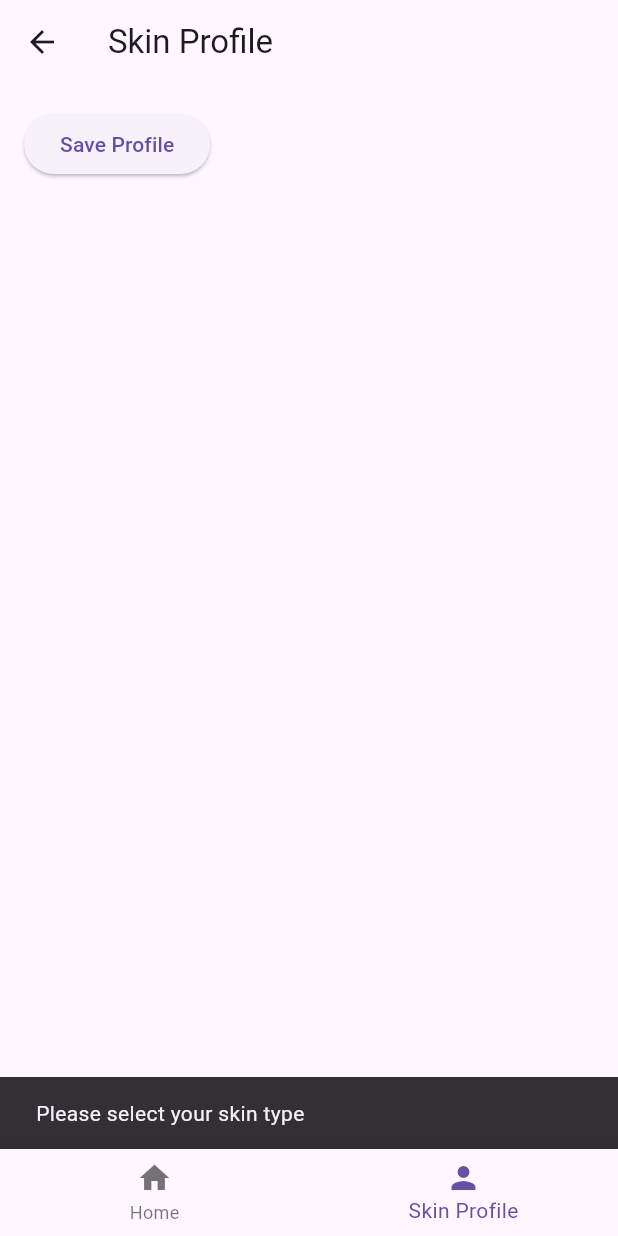
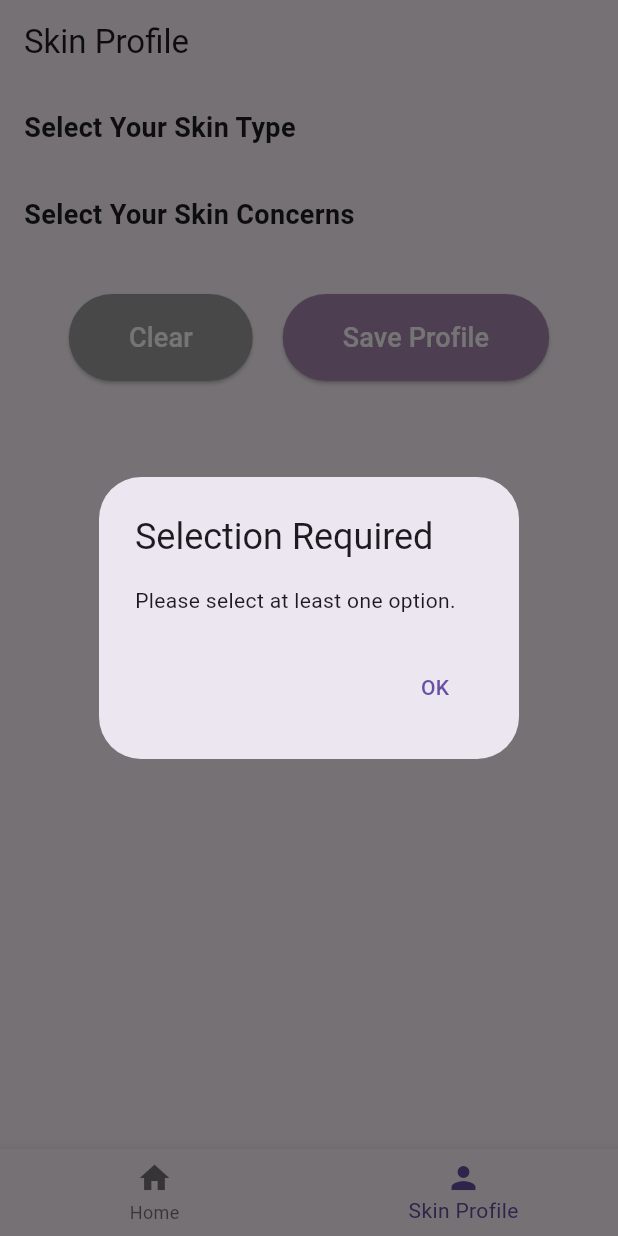
Before and after one commit to Theinmoliie/Flutter, a Flutter app: the MainScreen screen opened by its route, item 2 of the bottom bar chosen, after a tap on "Save Profile", on a phone screen of 412 x 824 dp. Run offline on Flutter 3.47's test engine with Material 3 defaults, Android fonts, the phone set to English and light mode, and no system bars; our stand-ins replace camera, image_cropper, image_picker, permission_handler, supabase_flutter; missing offline and left inert: google_mlkit_text_recognition, string_similarity; accounts and stored records are empty.

Commit message:
skin profile navigation is fixed

```diff
--- a/lib/compatibility_tab.dart
+++ b/lib/compatibility_tab.dart
@@ -510,8 +510,18 @@ List<Map<String, dynamic>> _getWarnings(Map<String, dynamic> ingredient) {
         ),
         const SizedBox(height: 20),
         ElevatedButton(
-          onPressed: onProfileRequested,
-          style: ElevatedButton.styleFrom(
+           onPressed: () {
+          if (onProfileRequested != null) {
+            onProfileRequested!();
+            // Add this to ensure the profile screen is shown immediately
+            Navigator.of(context, rootNavigator: true).pop();
+          } else {
+            ScaffoldMessenger.of(context).showSnackBar(
+              const SnackBar(content: Text('Navigation not available')),
+            );
+          }
+        },
+            style: ElevatedButton.styleFrom(
             backgroundColor: const Color.fromARGB(255, 170, 136, 176),
             padding: const EdgeInsets.symmetric(horizontal: 24, vertical: 12),
           ),
--- a/lib/home.dart
+++ b/lib/home.dart
@@ -82,7 +82,7 @@ class _HomeScreenState extends State<HomeScreen> {
     File? croppedImage = await Navigator.push(
       context,
       MaterialPageRoute(
-        builder: (context) => StagingScreen(imageFile: selectedImage),
+        builder: (context) => StagingScreen(imageFile: selectedImage,  onProfileRequested: widget.onSwitchToProfile,),
       ),
     );
 
--- a/lib/main_screen.dart
+++ b/lib/main_screen.dart
@@ -10,22 +10,29 @@ class MainScreen extends StatefulWidget {
 class MainScreenState extends State<MainScreen> {
   int _selectedIndex = 0;
 
+ // This handles both saving profile and switching tabs
   void _onProfileSaved(Map<String, dynamic> profile) {
     print("Profile saved: $profile");
+    _onItemTapped(0); // Switch back to Home tab after saving
   }
+
 
   List<Widget> get _screens => [
         HomeScreen(
           onSwitchToProfile: () => _onItemTapped(1), // Pass callback to switch tabs
         ),
-        SkinProfileScreen(onProfileSaved: _onProfileSaved),
+        SkinProfileScreen(
+          onProfileSaved: _onProfileSaved,
+        ),
       ];
 
   void _onItemTapped(int index) {
+  if (_selectedIndex != index) {  // Only update if tab actually changed
     setState(() {
       _selectedIndex = index;
     });
   }
+}
 
   @override
   Widget build(BuildContext context) {
--- a/lib/safety_result.dart
+++ b/lib/safety_result.dart
@@ -212,7 +212,10 @@ class SafetyResultScreenState extends State<SafetyResultScreen> {
       isLoadingCompatibility: isLoadingCompatibility,
       compatibilityScore: _compatibilityScore,
       recommendationStatus: _recommendationStatus,
-      onProfileRequested: widget.onProfileRequested,
+      onProfileRequested: () {
+        // This will trigger the callback chain back to MainScreen
+        widget.onProfileRequested();
+      },
       skinTypeMap: skinTypeMap,
       concernMap: concernMap,
     );
--- a/lib/skin_profile.dart
+++ b/lib/skin_profile.dart
@@ -8,7 +8,10 @@ final supabase = Supabase.instance.client;
 class SkinProfileScreen extends StatefulWidget {
   final Function(Map<String, dynamic>)? onProfileSaved;
 
-  const SkinProfileScreen({Key? key, this.onProfileSaved}) : super(key: key);
+  const SkinProfileScreen({
+    Key? key,
+    required this.onProfileSaved,
+  }) : super(key: key);
 
   @override
   _SkinProfileScreenState createState() => _SkinProfileScreenState();
@@ -27,6 +30,17 @@ class _SkinProfileScreenState extends State<SkinProfileScreen> {
     super.initState();
     _fetchSkinTypes();
     _fetchSkinConcerns();
+    _loadSavedProfile();
+  }
+
+  Future<void> _loadSavedProfile() async {
+    final profileProvider = Provider.of<SkinProfileProvider>(context, listen: false);
+    if (profileProvider.userSkinTypeId != null) {
+      setState(() {
+        _selectedSkinTypeId = profileProvider.userSkinTypeId;
+        _selectedConcernIds.addAll(profileProvider.userConcernIds);
+      });
+    }
   }
 
   Future<void> _fetchSkinTypes() async {
@@ -41,7 +55,7 @@ class _SkinProfileScreenState extends State<SkinProfileScreen> {
         _isLoadingSkinTypes = false;
       });
     } catch (e) {
-      _isLoadingSkinTypes = false;
+      setState(() => _isLoadingSkinTypes = false);
     }
   }
 
@@ -57,38 +71,59 @@ class _SkinProfileScreenState extends State<SkinProfileScreen> {
         _isLoadingConcerns = false;
       });
     } catch (e) {
-      _isLoadingConcerns = false;
+      setState(() => _isLoadingConcerns = false);
     }
   }
 
+  void _clearSelections() {
+      setState(() {
+        _selectedSkinTypeId = null;
+        _selectedConcernIds.clear();
+      });
+    }
+
   void _saveProfile() {
-    if (_selectedSkinTypeId == null) {
-      ScaffoldMessenger.of(context).showSnackBar(
-        const SnackBar(content: Text('Please select your skin type')),
+    if (_selectedSkinTypeId == null || _selectedConcernIds.isEmpty) {
+      showDialog(
+        context: context,
+        builder: (context) => AlertDialog(
+          title: const Text('Selection Required'),
+          content: const Text('Please select at least one option.'),
+          actions: [
+            TextButton(
+              onPressed: () => Navigator.pop(context),
+              child: const Text('OK'),
+            ),
+          ],
+        ),
       );
       return;
     }
 
-    String selectedSkinType = _skinTypes.firstWhere(
-        (type) => type['skin_type_id'] == _selectedSkinTypeId)['skin_type'];
+    final selectedSkinType = _skinTypes.firstWhere(
+      (type) => type['skin_type_id'] == _selectedSkinTypeId,
+    )['skin_type'];
 
-    List<String> selectedConcerns = _skinConcerns
+    final selectedConcerns = _skinConcerns
         .where((concern) => _selectedConcernIds.contains(concern['concern_id']))
         .map((concern) => concern['concern'] as String)
         .toList();
 
-    // Pass skin_type_id and concern_ids to provider
-    Provider.of<SkinProfileProvider>(context, listen: false)
-        .updateSkinProfile(selectedSkinType, _selectedSkinTypeId!, selectedConcerns, _selectedConcernIds.toList());
+    // Update provider with both names and IDs
+    Provider.of<SkinProfileProvider>(context, listen: false).updateSkinProfile(
+      selectedSkinType,
+      _selectedSkinTypeId!,
+      selectedConcerns,
+      _selectedConcernIds.toList(),
+    );
 
-    if (widget.onProfileSaved != null) {
-      widget.onProfileSaved!({
+    // Notify parent about saved profile
+    widget.onProfileSaved?.call({
       'skinType': selectedSkinType,
       'skinTypeId': _selectedSkinTypeId,
       'concerns': selectedConcerns,
       'concernIds': _selectedConcernIds.toList(),
     });
-    }
 
     ScaffoldMessenger.of(context).showSnackBar(
       const SnackBar(content: Text('Profile successfully saved!')),
@@ -98,13 +133,22 @@ class _SkinProfileScreenState extends State<SkinProfileScreen> {
   @override
   Widget build(BuildContext context) {
     return Scaffold(
-      appBar: AppBar(title: const Text('Skin Profile')),
+      appBar: AppBar(
+        title: const Text('Skin Profile'),
+        automaticallyImplyLeading: false, // Remove back button
+      ),
       body: SingleChildScrollView(
         padding: const EdgeInsets.all(16.0),
         child: Column(
+          crossAxisAlignment: CrossAxisAlignment.start,
           children: [
+            const Text(
+              'Select Your Skin Type',
+              style: TextStyle(fontSize: 18, fontWeight: FontWeight.bold),
+            ),
+            const SizedBox(height: 8),
             _isLoadingSkinTypes
-                ? const CircularProgressIndicator()
+                ? const Center(child: CircularProgressIndicator())
                 : Column(
                     children: _skinTypes.map((type) {
                       return RadioListTile<int>(
@@ -119,8 +163,14 @@ class _SkinProfileScreenState extends State<SkinProfileScreen> {
                       );
                     }).toList(),
                   ),
+            const SizedBox(height: 24),
+            const Text(
+              'Select Your Skin Concerns',
+              style: TextStyle(fontSize: 18, fontWeight: FontWeight.bold),
+            ),
+            const SizedBox(height: 8),
             _isLoadingConcerns
-                ? const CircularProgressIndicator()
+                ? const Center(child: CircularProgressIndicator())
                 : Column(
                     children: _skinConcerns.map((concern) {
                       return CheckboxListTile(
@@ -138,9 +188,36 @@ class _SkinProfileScreenState extends State<SkinProfileScreen> {
                       );
                     }).toList(),
                   ),
+            const SizedBox(height: 32),
+               Row(
+              mainAxisAlignment: MainAxisAlignment.center,
+              children: [
+                ElevatedButton(
+                  onPressed: _clearSelections,
+                  style: ElevatedButton.styleFrom(
+                    padding: const EdgeInsets.symmetric(horizontal: 40, vertical: 16),
+                    backgroundColor: Colors.grey,
+                  ),
+
+                  child: const Text(
+                    'Clear',
+                    style: TextStyle(fontSize: 18, color: Colors.white),
+                  ),
+                ),
+                const SizedBox(width: 20),
+
                 ElevatedButton(
                 onPressed: _saveProfile,
-              child: const Text('Save Profile'),
+                style: ElevatedButton.styleFrom(
+                  padding: const EdgeInsets.symmetric(horizontal: 40, vertical: 16),
+                  backgroundColor: const Color.fromARGB(255, 170, 136, 176),
+                ),
+                child: const Text(
+                  'Save Profile',
+                  style: TextStyle(fontSize: 18, color: Colors.white),
+                ),
+              ),
+              ],
             ),
           ],
         ),
--- a/lib/staging.dart
+++ b/lib/staging.dart
@@ -7,12 +7,14 @@ import 'package:provider/provider.dart';
 import './providers/skin_profile_provider.dart';
 import 'score_util.dart';
 import 'compatibility_util.dart';
-import 'main_screen.dart';
 import 'compatibility_tab.dart';
 
 class StagingScreen extends StatefulWidget {
   final File imageFile;
-  const StagingScreen({required this.imageFile, Key? key}) : super(key: key);
+  final VoidCallback onProfileRequested;
+
+  const StagingScreen({required this.onProfileRequested, required this.imageFile, Key? key}) : super(key: key);
+
 
   @override
   _StagingScreenState createState() => _StagingScreenState();
@@ -283,15 +285,10 @@ class _StagingScreenState extends State<StagingScreen> {
       isLoadingCompatibility: isLoadingCompatibility,
       compatibilityScore: _compatibilityScore,
       recommendationStatus: _recommendationStatus,
-      onProfileRequested: () {
-        Navigator.push(
-          context,
-          MaterialPageRoute(
-            builder: (context) => MainScreen(),
-            settings: const RouteSettings(arguments: 1),
-          ),
-        );
-      },
+      onProfileRequested:(){
+        // This will trigger the callback chain back to MainScreen
+        widget.onProfileRequested();
+        } ,
       skinTypeMap: skinTypeMap,
       concernMap: concernMap,
     );
```
Lines whose indentation alone changed are shown as unchanged.
